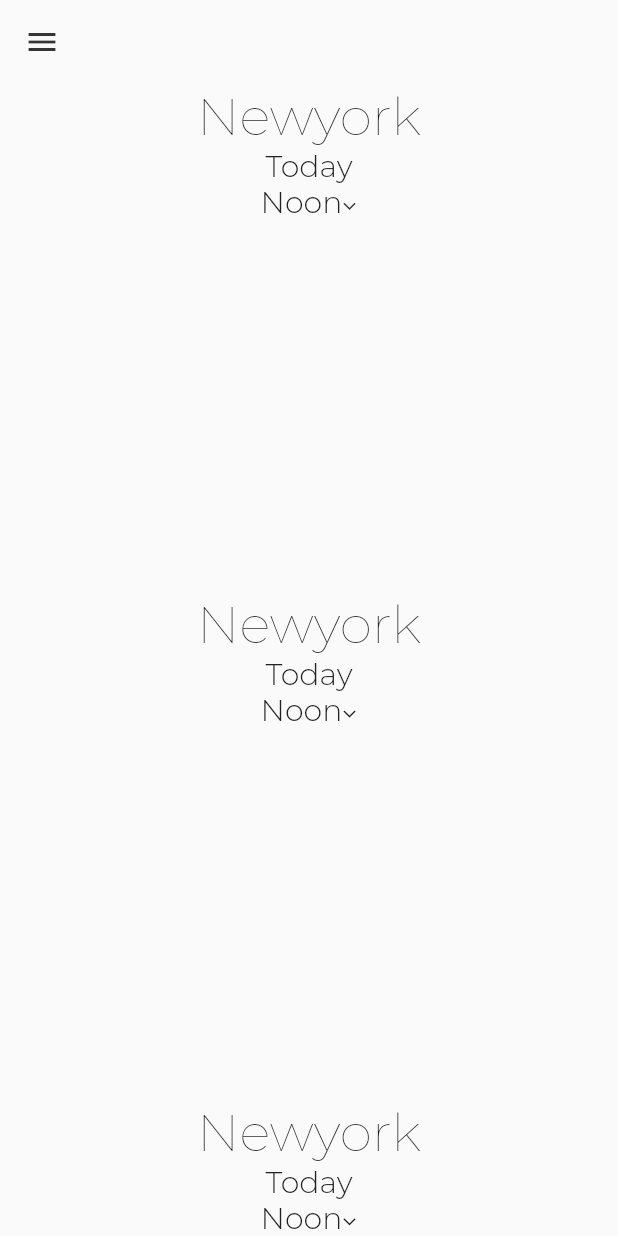
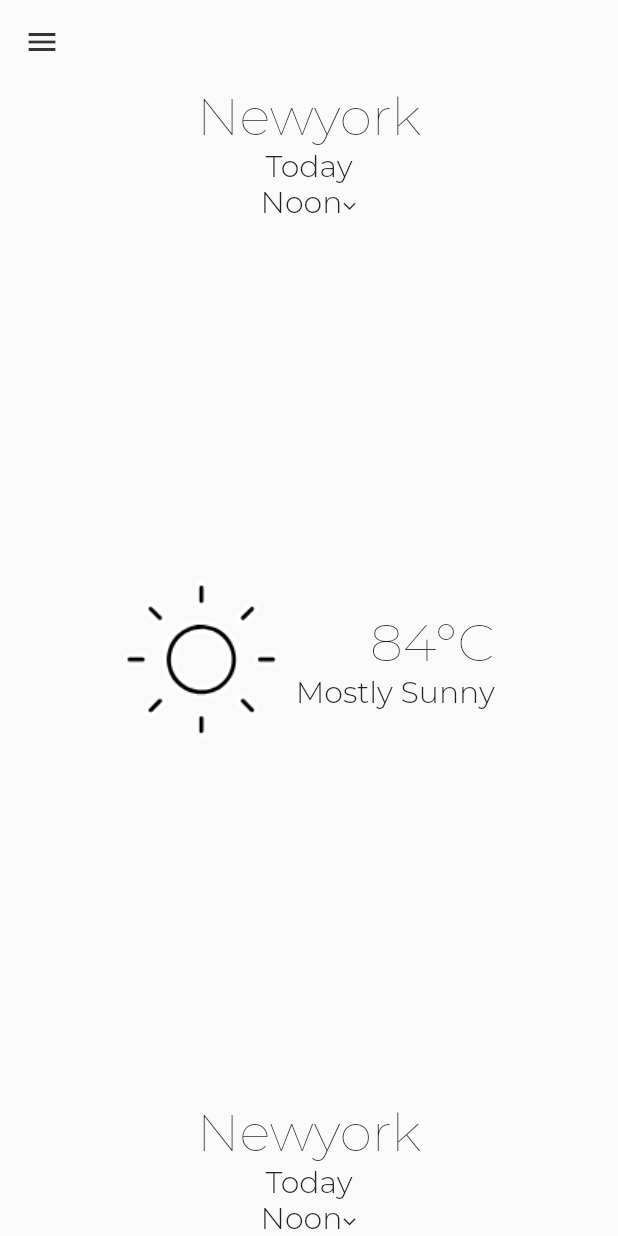
Before and after one commit to GDG-GANDHINAGAR/flutter-studyjam, a Flutter app: the screen it shows after launch, on a phone screen of 412 x 824 dp. Run offline on Flutter 3.47's test engine with Material 2 defaults, Android fonts, the phone set to English and light mode, and no system bars; project files that could hold a hidden picture were left out.

Commit message:
finished weather section

```diff
--- a/lib/main.dart
+++ b/lib/main.dart
@@ -14,13 +14,37 @@ class MyApp extends StatelessWidget {
 }
 
 class Home extends StatelessWidget {
-  // Widget buildWeatherDisplay() {
-  //   return Row(
-  //     children: <Widget>[
-  //       image
-  //     ],
-  //   );
-  // }
+  Widget buildWeatherDisplay() {
+    return Row(
+      mainAxisAlignment: MainAxisAlignment.center,
+      children: <Widget>[
+        Image.asset('assets/images/Sun.png'),
+        Padding(
+          padding: EdgeInsets.all(5.0),
+        ),
+        Column(
+          crossAxisAlignment: CrossAxisAlignment.end,
+          children: <Widget>[
+            Text(
+              '84°C',
+              style: TextStyle(
+                  fontFamily: 'Montserrat',
+                  fontSize: 35.0,
+                  fontWeight: FontWeight.w200),
+            ),
+            Text(
+              'Mostly Sunny',
+              style: TextStyle(
+                  fontFamily: 'Montserrat',
+                  fontSize: 20.0,
+                  fontWeight: FontWeight.w300),
+            ),
+          ],
+        )
+      ],
+    );
+  }
+
   Widget buildCityDisplay() {
     return Column(
       children: <Widget>[
@@ -51,10 +75,11 @@ class Home extends StatelessWidget {
                     fontWeight: FontWeight.w300),
               ),
               RotatedBox(
-                quarterTurns: -1,
-                child: Icon(Icons.arrow_back_ios,size: 10.0,)
-              ),
-
+                  quarterTurns: -1,
+                  child: Icon(
+                    Icons.arrow_back_ios,
+                    size: 10.0,
+                  )),
             ],
           ),
           itemBuilder: (context) => [
@@ -93,7 +118,7 @@ class Home extends StatelessWidget {
         crossAxisAlignment: CrossAxisAlignment.stretch,
         children: <Widget>[
           buildCityDisplay(),
-          buildCityDisplay(),
+          buildWeatherDisplay(),
           buildCityDisplay(),
         ],
       ),
--- a/pubspec.yaml
+++ b/pubspec.yaml
@@ -38,7 +38,7 @@ flutter:
 
   # To add assets to your application, add an assets section, like this:
   assets:
-    - assets/
+    - assets/images/Sun.png
 
   # An image asset can refer to one or more resolution-specific "variants", see
   # https://flutter.io/assets-and-images/#resolution-aware.
```
Also changed, not shown: assets/images/Sun.png (added), assets/images/drizzle.png (added), assets/images/rain.png (added), assets/images/wind.png (added).
